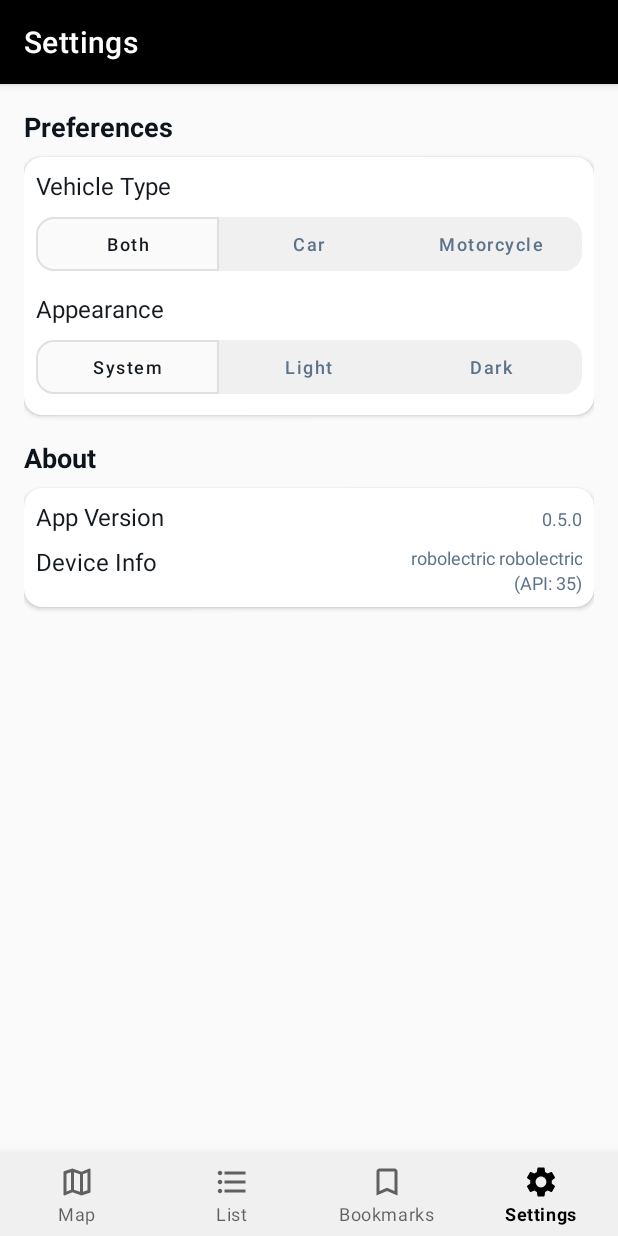
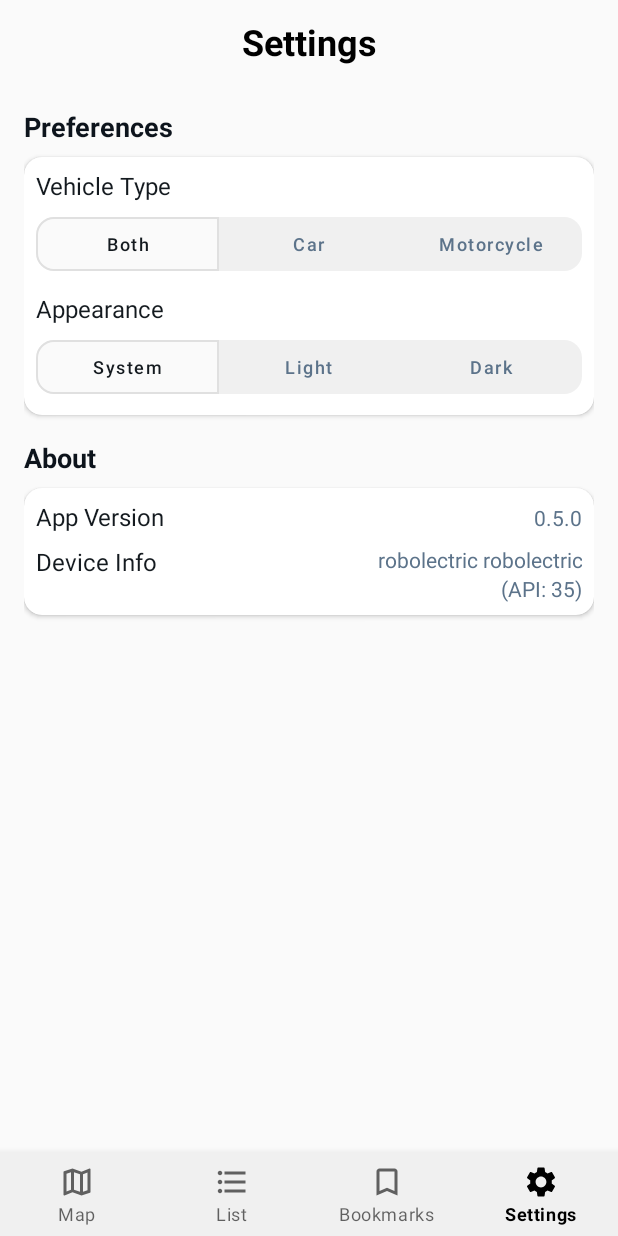
Before and after one commit to JianAn-S/ParkWhere, an Android app: the SettingsFragment screen opened through its navigation route, on a phone screen of 412 x 824 dp. Run offline under Robolectric (Android 15) with nearby library versions, the phone set to English and light mode, and no system bars; our stand-ins replace Room's generated code, navigation-ui; 3 statements that could not run were skipped.

Commit message:
Feat: Add custom toolbar and improve dark mode UI
- Replaced the default action bar with a custom toolbar that centers the title and changes color dynamically based on the application's theme
- Enhanced dark mode UI styling
- Note: Due to Android platform limitations, the splash screen background always follows the system theme and cannot be overridden by the application's theme

```diff
--- a/app/src/main/java/com/jianan/parkwhere/data/preferences/SettingsManager.java
+++ b/app/src/main/java/com/jianan/parkwhere/data/preferences/SettingsManager.java
@@ -129,12 +129,12 @@ public class SettingsManager {
     }
 
     public int getThemeMode() {
-        int themeMode = sharedPreferences.getInt(KEY_THEME_MODE, THEME_SYSTEM);
-        Log.d("SharedPreferences", "KEY_THEME_MODE value is : " + themeMode);
-        return themeMode;
+        // int themeMode = sharedPreferences.getInt(KEY_THEME_MODE, THEME_SYSTEM);
+        // Log.d("SharedPreferences", "KEY_THEME_MODE value is : " + themeMode);
+        // return themeMode;
 
         // Once proven to work, delete the above and uncomment below
-        //return sharedPreferences.getBoolean(KEY_THEME_MODE, THEME_SYSTEM);
+        return sharedPreferences.getInt(KEY_THEME_MODE, THEME_SYSTEM);
     }
 
     public void setThemeMode(int themeMode) {
--- a/app/src/main/java/com/jianan/parkwhere/ui/BottomNavHostActivity.java
+++ b/app/src/main/java/com/jianan/parkwhere/ui/BottomNavHostActivity.java
@@ -27,7 +27,6 @@ import com.jianan.parkwhere.util.ThemeUtils;
 public class BottomNavHostActivity extends AppCompatActivity {
     private static final String TAG = "BottomNavHostActivity";
     private static final long SPLASH_TIMEOUT_MS = 5000;
-
     private ActivityBottomNavHostBinding binding;
     private Handler timeoutHandler;
     private Runnable timeoutRunnable;
@@ -45,7 +44,7 @@ public class BottomNavHostActivity extends AppCompatActivity {
 
         super.onCreate(savedInstanceState);
 
-        // Setup timeout handler to allow splash screen to proceed to BottomNavHostActivity if it takes longer than 10s to receive data from the API endpoint
+        // Setup timeout handler to allow splash screen to proceed to BottomNavHostActivity if it takes longer than 5s to receive data from the API endpoint
         timeoutHandler = new Handler(Looper.getMainLooper());
         timeoutRunnable = () -> {
             if (!isDataLoaded) {
@@ -129,7 +128,7 @@ public class BottomNavHostActivity extends AppCompatActivity {
                 R.id.navigation_map, R.id.navigation_list, R.id.navigation_bookmarks, R.id.navigation_settings)
                 .build();
         NavController navController = Navigation.findNavController(this, R.id.navHostFragment);
-        NavigationUI.setupActionBarWithNavController(this, navController, appBarConfiguration);
+        // NavigationUI.setupActionBarWithNavController(this, navController, appBarConfiguration);
         NavigationUI.setupWithNavController(binding.bottomNavigationView, navController);
     }
 
--- /dev/null
+++ b/app/src/main/java/com/jianan/parkwhere/ui/CustomFragment.java
@@ -0,0 +1,66 @@
+package com.jianan.parkwhere.ui;
+
+import android.os.Bundle;
+import android.util.Log;
+import android.view.LayoutInflater;
+import android.view.View;
+import android.view.ViewGroup;
+import android.widget.TextView;
+
+import androidx.annotation.NonNull;
+import androidx.annotation.Nullable;
+import androidx.appcompat.app.AppCompatActivity;
+import androidx.appcompat.widget.Toolbar;
+import androidx.fragment.app.Fragment;
+
+import com.jianan.parkwhere.R;
+
+public abstract class CustomFragment extends Fragment {
+    private Toolbar customToolbar;
+
+    @Nullable
+    @Override
+    public View onCreateView(@NonNull LayoutInflater inflater, @Nullable ViewGroup container, @Nullable Bundle savedInstanceState) {
+        View rootView = inflateFragmentLayout(inflater, container, savedInstanceState);
+
+        if (rootView instanceof ViewGroup) {
+            setupCustomActionBar((ViewGroup) rootView);
+        }
+
+        return rootView;
+    }
+
+    @Override
+    public void onViewCreated(@NonNull View view, @Nullable Bundle savedInstanceState) {
+        super.onViewCreated(view, savedInstanceState);
+        setupActionBarTitle();
+    }
+
+    private void setupCustomActionBar(ViewGroup rootView) {
+        // Inflate the custom tool bar
+        View customActionBarView = LayoutInflater.from(getContext()).inflate(R.layout.custom_tool_bar, rootView, false);
+        customToolbar = (Toolbar) customActionBarView;
+
+        // Add the custom tool bar to the top of the root view
+        rootView.addView(customActionBarView, 0);
+
+        // Set tool bar as action bar
+        if (getActivity() instanceof AppCompatActivity) {
+            ((AppCompatActivity) getActivity()).setSupportActionBar(customToolbar);
+            if (((AppCompatActivity) getActivity()).getSupportActionBar() != null) {
+                ((AppCompatActivity) getActivity()).getSupportActionBar().setDisplayShowTitleEnabled(false);
+            }
+        }
+    }
+
+    private void setupActionBarTitle() {
+        if (customToolbar != null) {
+            TextView titleView = customToolbar.findViewById(R.id.toolbar_title);
+            titleView.setText(getActionBarTitle());
+        }
+    }
+
+    // Abstract methods for subclasses to implement
+    protected abstract View inflateFragmentLayout(@NonNull LayoutInflater inflater, @Nullable ViewGroup container, @Nullable Bundle savedInstanceState);
+    protected abstract String getActionBarTitle();
+}
--- a/app/src/main/java/com/jianan/parkwhere/ui/settings/SettingsFragment.java
+++ b/app/src/main/java/com/jianan/parkwhere/ui/settings/SettingsFragment.java
@@ -16,19 +16,26 @@ import android.view.ViewGroup;
 
 import com.jianan.parkwhere.R;
 import com.jianan.parkwhere.databinding.FragmentSettingsBinding;
+import com.jianan.parkwhere.ui.CustomFragment;
 import com.jianan.parkwhere.ui.map.MapViewModel;
 
-public class SettingsFragment extends Fragment {
+public class SettingsFragment extends CustomFragment {
 
     private static final String TAG = "SettingsFragment";
     private FragmentSettingsBinding binding;
     private SettingsViewModel settingsViewModel;
 
+    // Change onCreateView with inflateFragmentLayout or vice versa
     @Override
-    public View onCreateView(@NonNull LayoutInflater inflater, @Nullable ViewGroup container,
+    public View inflateFragmentLayout(@NonNull LayoutInflater inflater, @Nullable ViewGroup container,
                              @Nullable Bundle savedInstanceState) {
         binding = FragmentSettingsBinding.inflate(inflater, container, false);
         return binding.getRoot();
+    }
+
+    @Override
+    protected String getActionBarTitle() {
+        return "Settings";
     }
 
     @Override
--- a/app/src/main/java/com/jianan/parkwhere/util/ThemeUtils.java
+++ b/app/src/main/java/com/jianan/parkwhere/util/ThemeUtils.java
@@ -1,11 +1,17 @@
 package com.jianan.parkwhere.util;
 
+import android.app.Activity;
+import android.app.UiModeManager;
 import android.content.Context;
+import android.util.Log;
+
 import androidx.appcompat.app.AppCompatDelegate;
 
 import com.jianan.parkwhere.data.preferences.SettingsManager;
+import com.jianan.parkwhere.R;
 
 public class ThemeUtils {
+    // Apply theme across the application
     public static void applyTheme(Context context) {
         SettingsManager settingsManager = SettingsManager.getSettingsManager(context);
         int themeMode = settingsManager.getThemeMode();
--- /dev/null
+++ b/app/src/main/res/layout/custom_tool_bar.xml
@@ -0,0 +1,20 @@
+<?xml version="1.0" encoding="utf-8"?>
+<androidx.appcompat.widget.Toolbar xmlns:android="http://schemas.android.com/apk/res/android"
+    xmlns:app="http://schemas.android.com/apk/res-auto"
+    android:layout_width="match_parent"
+    android:layout_height="?attr/android:actionBarSize"
+    android:background="?attr/android:windowBackground"
+    app:contentInsetEnd="0dp"
+    app:contentInsetStart="0dp">
+
+    <TextView
+        android:id="@+id/toolbar_title"
+        android:layout_width="wrap_content"
+        android:layout_height="wrap_content"
+        android:layout_gravity="center|center_horizontal"
+        android:text="TextView"
+        android:textColor="?attr/android:colorPrimary"
+        android:textSize="24sp"
+        android:textStyle="bold" />
+
+</androidx.appcompat.widget.Toolbar>
--- a/app/src/main/res/layout/fragment_map.xml
+++ b/app/src/main/res/layout/fragment_map.xml
@@ -10,7 +10,7 @@
             type="com.jianan.parkwhere.ui.map.MapViewModel" />
     </data>
 
-    <FrameLayout
+    <androidx.constraintlayout.widget.ConstraintLayout
         android:layout_width="match_parent"
         android:layout_height="match_parent"
         tools:context=".ui.map.MapFragment">
@@ -19,11 +19,12 @@
             android:id="@+id/button_recenter_location"
             android:layout_width="wrap_content"
             android:layout_height="wrap_content"
-            android:layout_gravity="center"
             android:src="@{viewModel.hasLocationPermissionLiveData ? @drawable/ic_baseline_near_me_black_24dp : @drawable/ic_outline_near_me_disabled_black_24dp}"
             android:tint="@{viewModel.hasLocationPermissionLiveData ? @color/location_enabled_tint : @color/location_disabled_tint}"
+            app:backgroundTint="@color/location_background_tint"
             app:fabSize="normal"
-            app:backgroundTint="@color/location_background_tint" />
-    </FrameLayout>
+            app:layout_constraintStart_toStartOf="parent"
+            app:layout_constraintTop_toTopOf="parent" />
+    </androidx.constraintlayout.widget.ConstraintLayout>
 
 </layout>
--- a/app/src/main/res/layout/fragment_settings.xml
+++ b/app/src/main/res/layout/fragment_settings.xml
@@ -5,8 +5,13 @@
     android:layout_width="match_parent"
     android:layout_height="match_parent"
     android:orientation="vertical"
-    android:padding="16dp"
     tools:context=".ui.settings.SettingsFragment">
+
+    <LinearLayout
+        android:layout_width="match_parent"
+        android:layout_height="match_parent"
+        android:orientation="vertical"
+        android:padding="16dp">
 
         <!-- Preferences -->
         <TextView
@@ -24,13 +29,13 @@
             android:layout_marginBottom="16dp"
             app:cardCornerRadius="12dp">
 
+            <!-- Vehicle Type -->
             <LinearLayout
                 android:layout_width="match_parent"
                 android:layout_height="wrap_content"
                 android:orientation="vertical"
                 android:padding="8dp">
 
-            <!-- Vehicle Type -->
                 <TextView
                     android:layout_width="wrap_content"
                     android:layout_height="wrap_content"
@@ -149,7 +154,7 @@
                         android:gravity="end"
                         android:text="0.5.0"
                         android:textColor="@color/slate_grey_5C738A"
-                    android:textSize="12sp" />
+                        android:textSize="14sp" />
 
                 </LinearLayout>
 
@@ -179,7 +184,7 @@
                             android:text="Device Info"
                             android:textAlignment="viewEnd"
                             android:textColor="@color/slate_grey_5C738A"
-                        android:textSize="12sp" />
+                            android:textSize="14sp" />
 
                         <TextView
                             android:id="@+id/textDeviceAPI"
@@ -188,7 +193,7 @@
                             android:text="Device API"
                             android:textAlignment="viewEnd"
                             android:textColor="@color/slate_grey_5C738A"
-                        android:textSize="12sp" />
+                            android:textSize="14sp" />
                     </LinearLayout>
 
                 </LinearLayout>
@@ -196,5 +201,5 @@
             </LinearLayout>
 
         </androidx.cardview.widget.CardView>
-
     </LinearLayout>
+</LinearLayout>
--- a/app/src/main/res/values-night/colors.xml
+++ b/app/src/main/res/values-night/colors.xml
@@ -20,6 +20,6 @@
     <color name="button_toggle_group_selected_background">@color/dark_08</color>
     <color name="button_toggle_group_unselected_background">@color/dark_12</color>
     <color name="button_toggle_group_selected_text">@color/light_grey_E8E5E0</color>
-    <color name="button_toggle_group_unselected_text">@color/light_blue_A38C75</color>
-    <color name="button_toggle_group_selected_stroke">@color/dark_18</color>
+    <color name="button_toggle_group_unselected_text">@color/slate_grey_5C738A</color>
+    <color name="button_toggle_group_selected_stroke">@color/dark_06</color>
 </resources>
--- a/app/src/main/res/values-night/themes.xml
+++ b/app/src/main/res/values-night/themes.xml
@@ -1,6 +1,6 @@
 <resources xmlns:tools="http://schemas.android.com/tools">
     <!-- Base application theme. -->
-    <style name="Theme.ParkWhere" parent="Theme.MaterialComponents.DayNight.DarkActionBar">
+    <style name="Theme.ParkWhere" parent="Theme.MaterialComponents.DayNight.NoActionBar">
         <!-- Primary brand color. -->
         <item name="colorPrimary">@color/white</item>
         <item name="colorPrimaryVariant">@color/purple_700</item>
@@ -16,7 +16,7 @@
         <!-- Default UI background color. -->
         <item name="android:windowBackground">@color/dark_08</item>
 
-        <!-- Animation to eliminate flicker when switching themes -->
+        <!-- Animation to eliminate flicker when switching themes. -->
         <item name="android:windowAnimationStyle">@style/ThemeAnimationTransition</item>
         <item name="android:windowContentTransitions">true</item>
     </style>
--- a/app/src/main/res/values/colors.xml
+++ b/app/src/main/res/values/colors.xml
@@ -23,12 +23,12 @@
     <!-- Dark color palette according to brightness -->
     <color name="dark_08">#141414</color>
     <color name="dark_12">#1E1E1E</color>
-    <color name="dark_18">#2D2D2D</color>
+    <color name="dark_06">#6B6B6B</color>
 
     <!-- Light color palette -->
     <color name="light_grey_E8E5E0">#E8E5E0</color>
     <color name="cream_white_F2EBE3">#F2EBE3</color>
-    <color name="light_blue_A38C75">#A38C75</color>
+    <!--color name="slate_grey_5C738A">#5C738A</color-->
 
     <!-- Shared colors used by Light and Dark Mode -->
     <color name="blue_0B80EE">#0B80EE</color>
--- a/app/src/main/res/values/themes.xml
+++ b/app/src/main/res/values/themes.xml
@@ -1,6 +1,6 @@
 <resources xmlns:tools="http://schemas.android.com/tools">
     <!-- Base application theme. -->
-    <style name="Theme.ParkWhere" parent="Theme.MaterialComponents.DayNight.DarkActionBar">
+    <style name="Theme.ParkWhere" parent="Theme.MaterialComponents.DayNight.NoActionBar">
         <!-- Primary brand color. -->
         <item name="colorPrimary">@color/black</item>
         <item name="colorPrimaryVariant">@color/purple_700</item>
@@ -16,11 +16,11 @@
         <!-- Default UI background color. -->
         <item name="android:windowBackground">@color/white_98</item>
 
-        <!-- Animation to eliminate flicker when switching themes -->
+        <!-- Animation to eliminate flicker when switching themes. -->
         <item name="android:windowAnimationStyle">@style/ThemeAnimationTransition</item>
         <item name="android:windowContentTransitions">true</item>
     </style>
-x
+
     <!-- Splash screen theme. -->
     <style name="Theme.ParkWhere.SplashScreen" parent="Theme.SplashScreen">
         <item name="windowSplashScreenBackground">@color/white</item>
```
Lines whose indentation alone changed are shown as unchanged.
